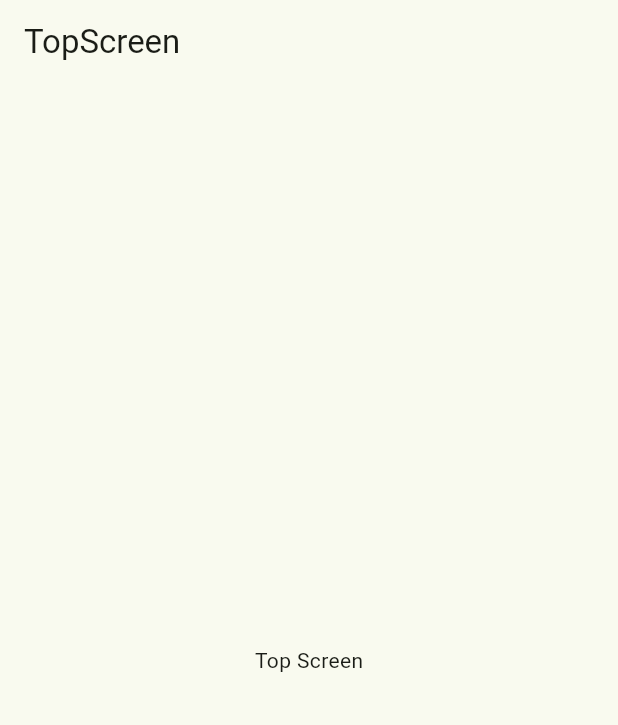
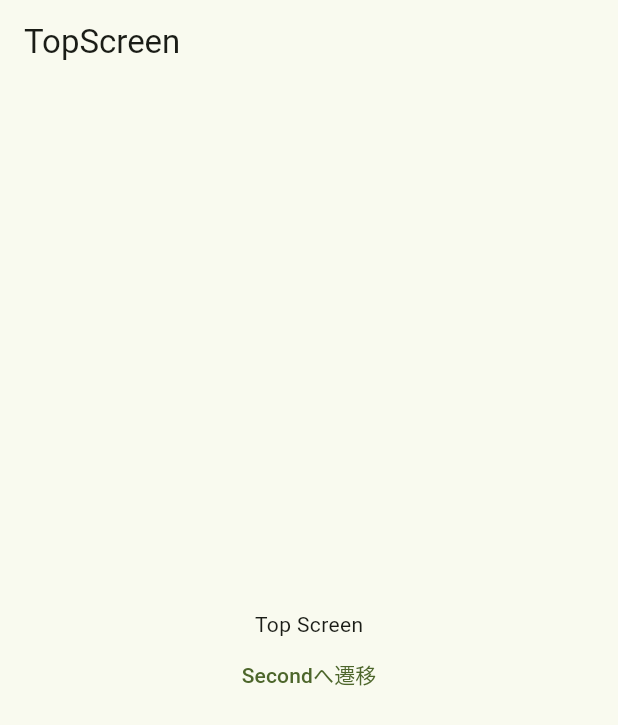
Before and after one commit to NiheiKeita/flutter_example_app, a Flutter app: the screen it shows after launch, on a phone screen of 412 x 824 dp. Shown: the top 725 px of the screen. Run offline on Flutter 3.47's test engine with Material 3 defaults, Android fonts, the phone set to English and light mode, and no system bars; our stand-ins replace go_router.

Commit message:
トップ画面のレイアウトを更新し、ボタンを追加して第二画面への遷移を実装

```diff
--- a/lib/screens/top/top.dart
+++ b/lib/screens/top/top.dart
@@ -1,4 +1,5 @@
 import 'package:flutter/material.dart';
+import 'package:go_router/go_router.dart';
 
 class TopScreen extends StatelessWidget {
   const TopScreen({super.key});
@@ -7,7 +8,19 @@ class TopScreen extends StatelessWidget {
   Widget build(BuildContext context) {
     return Scaffold(
       appBar: AppBar(title: const Text('TopScreen')),
-      body: const Center(child: Text('Top Screen')),
+      body: Center(
+        child: Column(
+          mainAxisAlignment: MainAxisAlignment.center,
+          crossAxisAlignment: CrossAxisAlignment.center,
+          children: <Widget>[
+            const Text('Top Screen'),
+            TextButton(
+              onPressed: () => context.go('/second'),
+              child: const Text('Secondへ遷移'),
+            ),
+          ],
+        ),
+      ),
     );
   }
 }
```
